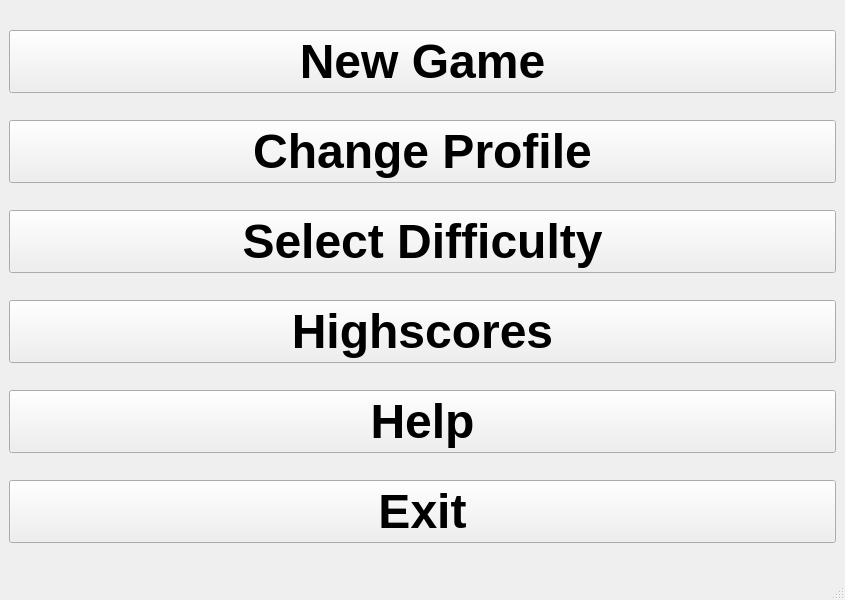
Old version of the form startWindow.ui in the repository hoodakaushal/nss-sic-intern.
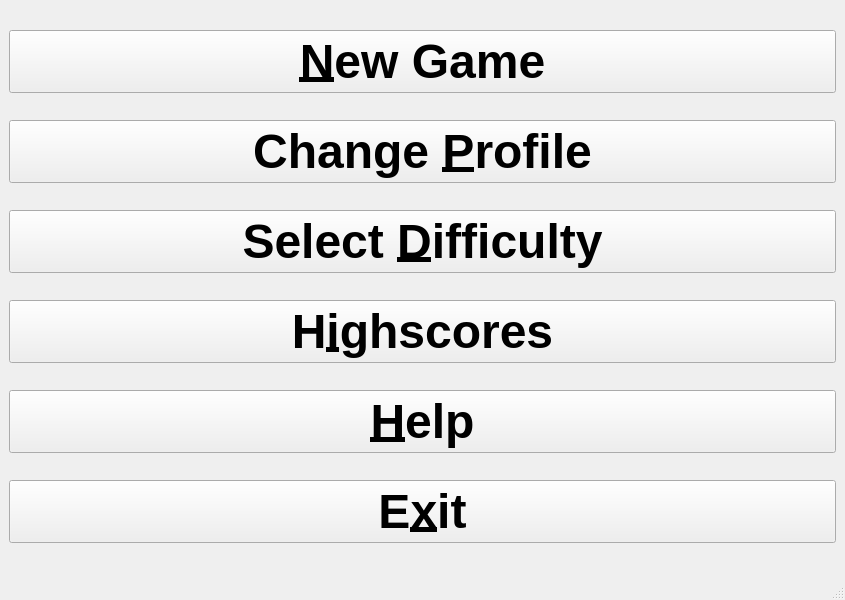
New version of the form.

```diff
--- a/startWindow.ui
+++ b/startWindow.ui
@@ -31,7 +31,7 @@
          </font>
         </property>
         <property name="text">
-         <string>New Game</string>
+         <string>&amp;New Game</string>
         </property>
        </widget>
       </item>
@@ -45,7 +45,7 @@
          </font>
         </property>
         <property name="text">
-         <string>Change Profile</string>
+         <string>Change &amp;Profile</string>
         </property>
        </widget>
       </item>
@@ -59,7 +59,7 @@
          </font>
         </property>
         <property name="text">
-         <string>Select Difficulty</string>
+         <string>Select &amp;Difficulty</string>
         </property>
        </widget>
       </item>
@@ -73,7 +73,7 @@
          </font>
         </property>
         <property name="text">
-         <string>Highscores</string>
+         <string>H&amp;ighscores</string>
         </property>
        </widget>
       </item>
@@ -87,7 +87,7 @@
          </font>
         </property>
         <property name="text">
-         <string>Help</string>
+         <string>&amp;Help</string>
         </property>
        </widget>
       </item>
@@ -101,7 +101,7 @@
          </font>
         </property>
         <property name="text">
-         <string>Exit</string>
+         <string>E&amp;xit</string>
         </property>
        </widget>
       </item>
```
